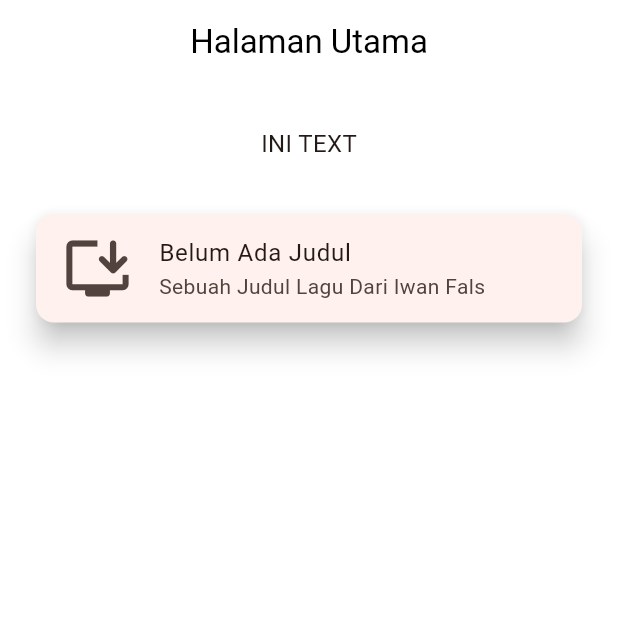
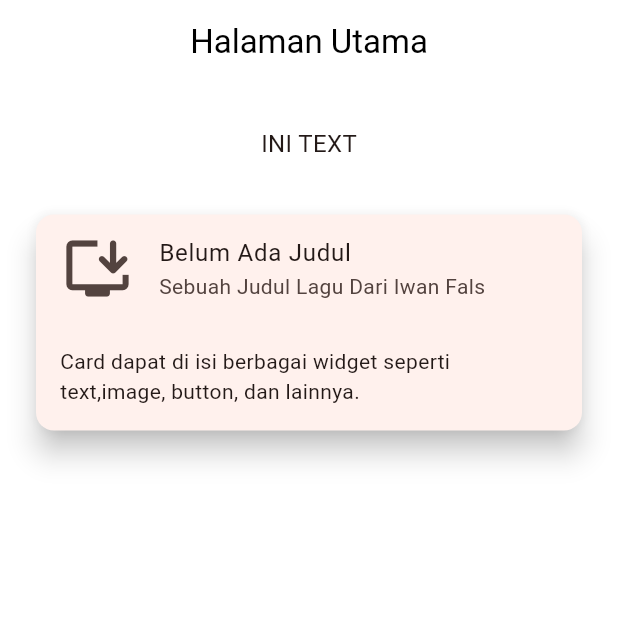
Before and after one commit to ChaerulUmamMaulana/tugas_week_8, a Flutter app: the screen it shows after launch, on a phone screen of 412 x 824 dp, the top half of it. Run offline on Flutter 3.47's test engine with Material 3 defaults, Android fonts, the phone set to English and light mode, and no system bars.

Commit message:
membuat padding setelah listtile

```diff
--- a/lib/pages/page_card_01.dart
+++ b/lib/pages/page_card_01.dart
@@ -38,7 +38,13 @@ class PageCard01 extends StatelessWidget {
                         title: Text('Belum Ada Judul'),
                         subtitle: Text('Sebuah Judul Lagu Dari Iwan Fals'),
                       ),
-
+                    Padding(
+                      padding: EdgeInsetsGeometry.all(16.0),
+                      child: Text(
+                        'Card dapat di isi berbagai widget seperti text,'
+                        'image, button, dan lainnya.',
+                      ),
+                    )
                     ],
                   ),
                 )
```
